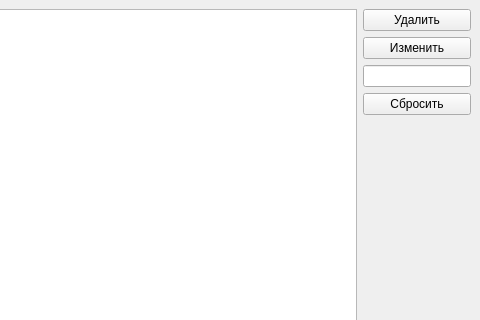
This is src/phonebookmanager.ui in unitedtimur/PhoneBook as Qt 5 draws it before an edit; both pictures show x 167 to 647 and y 0 to 320 of the 647 by 490 pixel window. The edited form follows.
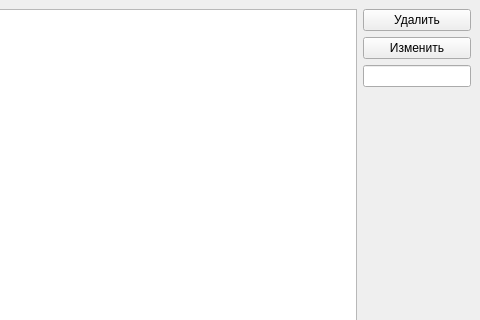
This is the edited form.

```diff
--- a/src/phonebookmanager.ui
+++ b/src/phonebookmanager.ui
@@ -46,13 +46,6 @@
           </property>
          </widget>
         </item>
-        <item>
-         <widget class="QPushButton" name="resetButton">
-          <property name="text">
-           <string>Сбросить</string>
-          </property>
-         </widget>
-        </item>
         <item>
          <spacer name="verticalSpacer">
           <property name="orientation">
```
